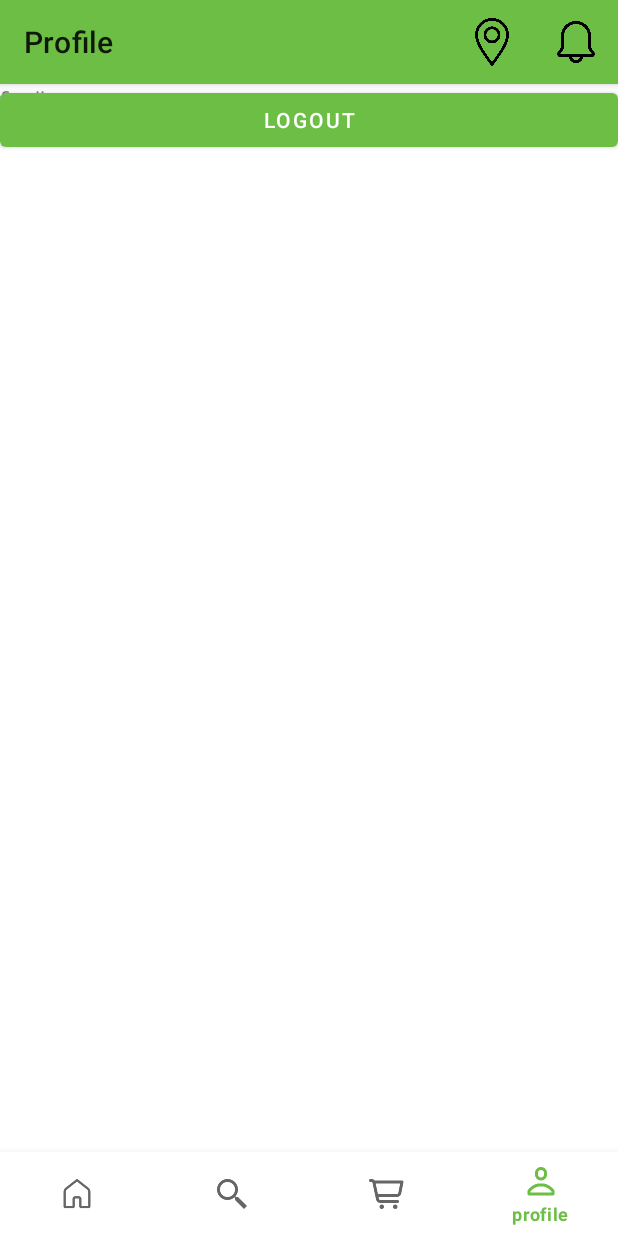
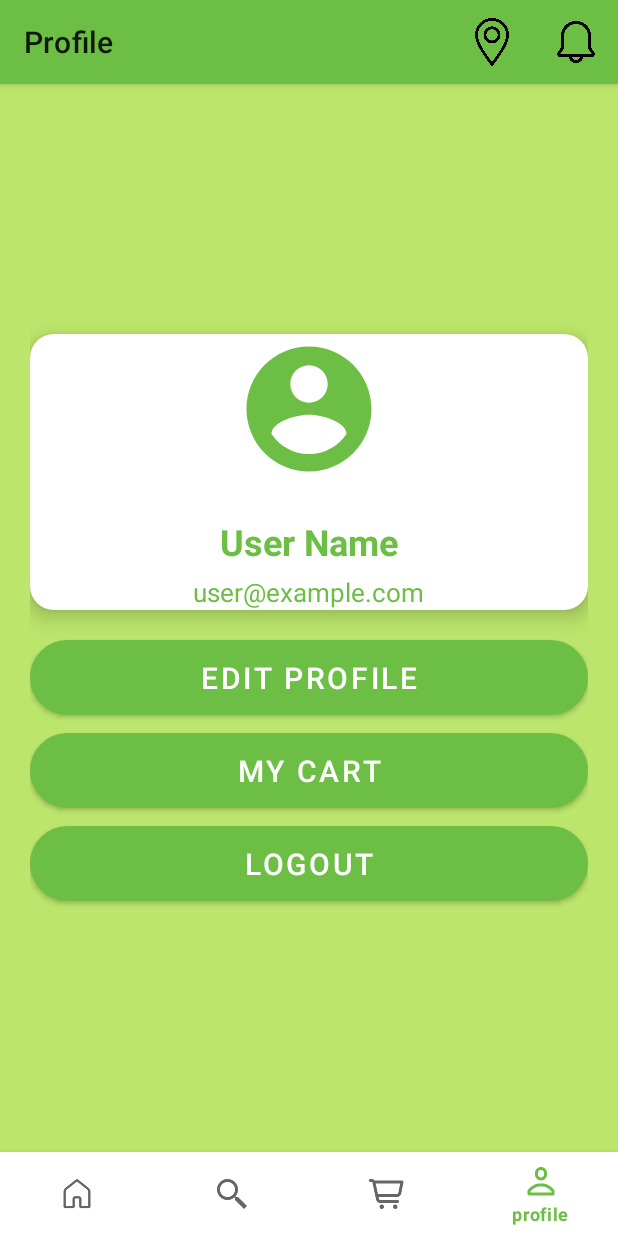
Before and after one commit to Rami-cd/Mobile-Project, an Android app: the Profile screen opened through its navigation route, on a phone screen of 412 x 824 dp. Run offline under Robolectric (Android 15) with nearby library versions, the phone set to English and light mode, and no system bars; our stand-ins replace Room's generated code, Volley, navigation-ui; libraries missing offline, so code that uses them is left out: com.tbuonomo.viewpagerdotsindicator; network calls fail; pictures from the network do not load; 2 statements that could not run were skipped.

Commit message:
profile page

```diff
--- a/app/build.gradle.kts
+++ b/app/build.gradle.kts
@@ -50,6 +50,7 @@ dependencies {
     implementation(libs.navigation.ui)
     implementation(libs.activity)
     implementation(libs.room.runtime)
+    implementation(libs.legacy.support.v4)
     testImplementation(libs.junit)
     androidTestImplementation(libs.ext.junit)
     androidTestImplementation(libs.espresso.core)
--- a/app/src/main/java/com/example/mobileproject/ui/Profile/Profile.java
+++ b/app/src/main/java/com/example/mobileproject/ui/Profile/Profile.java
@@ -1,43 +1,96 @@
 package com.example.mobileproject.ui.Profile;
 
-import static android.content.Context.MODE_PRIVATE;
-
+import android.content.Context;
 import android.content.Intent;
 import android.content.SharedPreferences;
 import android.os.Bundle;
 import androidx.annotation.NonNull;
+import androidx.annotation.Nullable;
 import androidx.fragment.app.Fragment;
 import android.view.LayoutInflater;
 import android.view.View;
 import android.view.ViewGroup;
 import android.widget.Button;
+import android.widget.ImageView;
+import android.widget.TextView;
+import androidx.appcompat.app.AlertDialog;
+import androidx.fragment.app.FragmentTransaction;
 
+import com.bumptech.glide.Glide;
 import com.example.mobileproject.LoginActivity;
-import com.example.mobileproject.MainActivity;
-import com.example.mobileproject.SplashActivity;
+import com.example.mobileproject.R;
 import com.example.mobileproject.databinding.FragmentProfileBinding;
+import com.example.mobileproject.ui.cart.CartFragment;
+import com.example.mobileproject.ui.Profile.EditProfileActivity;
+
 
 public class Profile extends Fragment {
 
-    SharedPreferences credentials_sp;
+    private FragmentProfileBinding binding_to_fragment;
+    private SharedPreferences credentials_sp;
 
-    Button logout_button;
-    private  FragmentProfileBinding binding_to_fragment;
+    ImageView profileImage;
+    TextView profileName, profileEmail;
+    Button editProfileButton, myCartButton, logoutButton;
 
-    public View onCreateView(@NonNull LayoutInflater inflater,
-                             ViewGroup container, Bundle savedInstanceState) {
-
+    @Nullable
+    @Override
+    public View onCreateView(@NonNull LayoutInflater inflater, @Nullable ViewGroup container, @Nullable Bundle savedInstanceState) {
         binding_to_fragment = FragmentProfileBinding.inflate(inflater, container, false);
         View root = binding_to_fragment.getRoot();
 
-        binding_to_fragment.fragmentPofileText.setText("finally");
+        profileImage = binding_to_fragment.profileImage;
+        profileName = binding_to_fragment.profileName;
+        profileEmail = binding_to_fragment.profileEmail;
+        editProfileButton = binding_to_fragment.btnEditProfile;
+        myCartButton = binding_to_fragment.btnMyCart;
+        logoutButton = binding_to_fragment.btnLogout;
 
-        logout_button = binding_to_fragment.logoutButton;
+        // Initialize SharedPreferences
+        credentials_sp = requireActivity().getSharedPreferences("credentials", Context.MODE_PRIVATE);
+        loadUserData();
 
-        logout_button.setOnClickListener(this::logOut);
+        editProfileButton.setOnClickListener(v -> {
+            Intent intent = new Intent(getActivity(), EditProfileActivity.class);
+            startActivity(intent);
+        });
+
+        myCartButton.setOnClickListener(v -> {
+            Fragment cartFragment = new CartFragment();
+            FragmentTransaction transaction = requireActivity().getSupportFragmentManager().beginTransaction();
+            transaction.replace(R.id.container, cartFragment);
+            transaction.addToBackStack(null); // Allows the user to go back
+            transaction.commit();
+        });
+
+
+        logoutButton.setOnClickListener(v -> showLogoutConfirmationDialog());
 
         return root;
     }
+
+    private void loadUserData() {
+        String username = credentials_sp.getString("name", "User Name");
+        String email = credentials_sp.getString("email", "user@example.com");
+        String profilePicUri = credentials_sp.getString("profile_pic_uri", null);
+
+        profileName.setText(username);
+        profileEmail.setText(email);
+
+        // Load profile image if available
+        if (profilePicUri != null) {
+            Glide.with(this).load(profilePicUri).into(profileImage);
+        } else {
+            profileImage.setImageResource(R.drawable.ic_profile);
+        }
+    }
+
+    @Override
+    public void onResume() {
+        super.onResume();
+        loadUserData(); // Refresh data when fragment resumes
+    }
+
 
     @Override
     public void onDestroyView() {
@@ -45,13 +98,22 @@ public class Profile extends Fragment {
         binding_to_fragment = null;
     }
 
-    public void logOut(View view) {
-        credentials_sp = getContext().getSharedPreferences("credentials", MODE_PRIVATE);
+    public void showLogoutConfirmationDialog() {
+        new AlertDialog.Builder(requireContext())
+                .setTitle("Logout")
+                .setMessage("Are you sure you want to log out?")
+                .setPositiveButton("Yes", (dialog, which) -> logoutUser())
+                .setNegativeButton("Cancel", null)
+                .show();
+    }
+
+    public void logoutUser() {
         SharedPreferences.Editor cred_sp_editor = credentials_sp.edit();
-        cred_sp_editor.remove("username");
-        cred_sp_editor.remove("password");
-        cred_sp_editor.remove("token");
+        cred_sp_editor.clear(); // Clear all stored user data
         cred_sp_editor.apply();
-        startActivity(new Intent(getContext(), LoginActivity.class));
+
+        Intent intent = new Intent(requireActivity(), LoginActivity.class);
+        intent.setFlags(Intent.FLAG_ACTIVITY_NEW_TASK | Intent.FLAG_ACTIVITY_CLEAR_TASK);
+        startActivity(intent);
     }
 }
--- /dev/null
+++ b/app/src/main/res/drawable/circle_background.xml
@@ -0,0 +1,5 @@
+<shape xmlns:android="http://schemas.android.com/apk/res/android"
+    android:shape="oval">
+    <solid android:color="@color/white" />
+    <size android:width="120dp" android:height="120dp" />
+</shape>
--- /dev/null
+++ b/app/src/main/res/drawable/ic_profile.xml
@@ -0,0 +1,8 @@
+<vector xmlns:android="http://schemas.android.com/apk/res/android" android:height="24dp"
+    android:tint="#6dbe45" android:viewportHeight="24" android:viewportWidth="24"
+    android:width="24dp">
+
+    <path android:fillColor="@android:color/white"
+        android:pathData="M12,2C6.48,2 2,6.48 2,12s4.48,10 10,10 10,-4.48 10,-10S17.52,2 12,2zM12,5c1.66,0 3,1.34 3,3s-1.34,3 -3,3 -3,-1.34 -3,-3 1.34,-3 3,-3zM12,19.2c-2.5,0 -4.71,-1.28 -6,-3.22 0.03,-1.99 4,-3.08 6,-3.08 1.99,0 5.97,1.09 6,3.08 -1.29,1.94 -3.5,3.22 -6,3.22z"/>
+
+</vector>
--- /dev/null
+++ b/app/src/main/res/drawable/rounded_button.xml
@@ -0,0 +1,7 @@
+<?xml version="1.0" encoding="utf-8"?>
+<shape xmlns:android="http://schemas.android.com/apk/res/android"
+    android:shape="rectangle">
+    <corners android:radius="30dp"/>
+    <solid android:color="?attr/colorPrimary"/>
+    <padding android:left="10dp" android:right="10dp" android:top="5dp" android:bottom="5dp"/>
+</shape>
--- a/app/src/main/res/layout/fragment_profile.xml
+++ b/app/src/main/res/layout/fragment_profile.xml
@@ -3,19 +3,103 @@
     xmlns:tools="http://schemas.android.com/tools"
     android:layout_width="match_parent"
     android:layout_height="match_parent"
+    xmlns:app="http://schemas.android.com/apk/res-auto"
     tools:context=".ui.Profile.Profile">
 
-    <TextView
-        android:id="@+id/fragment_pofile_text"
+
+    <LinearLayout
         android:layout_width="match_parent"
         android:layout_height="match_parent"
-        android:text="Hello profile fragment" />
+        android:orientation="vertical"
+        android:background="@color/screen_background"
+        android:gravity="center"
+        android:padding="20dp">
 
-    <Button
-        android:id="@+id/logout_button"
-        android:layout_width="match_parent"
-        android:layout_height="wrap_content"
-        android:text="@string/logout" />
+
+        <androidx.cardview.widget.CardView
+            android:layout_width="match_parent"
+            android:layout_height="wrap_content"
+            android:layout_marginBottom="20dp"
+            app:cardCornerRadius="16dp"
+            app:cardElevation="8dp"
+            app:cardBackgroundColor="@color/card_stroke"
+            android:padding="20dp">
+
+            <LinearLayout
+                android:layout_width="match_parent"
+                android:layout_height="wrap_content"
+                android:orientation="vertical"
+                android:background="@color/white"
+                android:gravity="center">
+
+
+                <ImageView
+                    android:id="@+id/profile_image"
+                    android:layout_width="100dp"
+                    android:layout_height="100dp"
+                    android:src="@drawable/ic_profile"
+                    android:scaleType="centerCrop"
+                    android:background="@drawable/circle_background"
+                    android:layout_marginBottom="12dp" />
+
+
+                <TextView
+                    android:id="@+id/profile_name"
+                    android:layout_width="wrap_content"
+                    android:layout_height="wrap_content"
+                    android:text="Name Surname"
+                    android:textSize="24sp"
+                    android:textStyle="bold"
+                    android:textColor="@color/colorPrimaryVariant"
+                    android:layout_marginTop="10dp"/>
+
+
+                <TextView
+                    android:id="@+id/profile_email"
+                    android:layout_width="wrap_content"
+                    android:layout_height="wrap_content"
+                    android:text="username@example.com"
+                    android:textSize="17sp"
+                    android:textColor="@color/colorPrimaryVariant"
+                    android:layout_marginTop="5dp"/>
+            </LinearLayout>
+        </androidx.cardview.widget.CardView>
+
+
+        <Button
+            android:id="@+id/btn_edit_profile"
+            android:layout_width="match_parent"
+            android:layout_height="50dp"
+            android:text="Edit Profile"
+            android:textColor="@color/white"
+            android:textSize="20sp"
+            android:backgroundTint="@color/brand_color"
+            android:layout_marginBottom="12dp"
+            android:background="@drawable/rounded_button"/>
+
+        <Button
+            android:id="@+id/btn_my_cart"
+            android:layout_width="match_parent"
+            android:layout_height="50dp"
+            android:text="My Cart"
+            android:textSize="20sp"
+            android:textColor="@color/white"
+            android:backgroundTint="@color/colorPrimaryVariant"
+            android:layout_marginBottom="12dp"
+            android:background="@drawable/rounded_button"/>
+
+
+        <Button
+            android:id="@+id/btn_logout"
+            android:layout_width="match_parent"
+            android:layout_height="50dp"
+            android:textSize="20sp"
+            android:text="Logout"
+            android:textColor="@color/white"
+            android:backgroundTint="@color/teal_700"
+            android:background="@drawable/rounded_button"/>
+    </LinearLayout>
+
 
 
 </FrameLayout>
--- a/app/src/main/res/values/colors.xml
+++ b/app/src/main/res/values/colors.xml
@@ -16,4 +16,5 @@
     <color name="screen_background">#FFBBE56B</color>
     <color name="price_background">#FF7EE51D</color>
     <color name="card_stroke">#22000000</color>
+    <color name="light_gray">#92989D</color>
 </resources>
--- a/gradle/libs.versions.toml
+++ b/gradle/libs.versions.toml
@@ -1,5 +1,5 @@
 [versions]
-agp = "8.7.3"
+agp = "8.8.1"
 cardview = "1.0.0"
 dotsindicator = "4.2"
 glide = "4.12.0"
@@ -22,6 +22,7 @@ roomRuntime = "2.6.1"
 roomCompiler = "2.6.1"
 viewpager2 = "1.1.0"
 volley = "1.2.1"
+legacySupportV4 = "1.0.0"
 
 [libraries]
 cardview = { module = "androidx.cardview:cardview", version.ref = "cardview" }
@@ -47,6 +48,7 @@ room-runtime = { group = "androidx.room", name = "room-runtime", version.ref = "
 room-compiler = { group = "androidx.room", name = "room-compiler", version.ref = "roomCompiler" }
 viewpager2 = { module = "androidx.viewpager2:viewpager2", version.ref = "viewpager2" }
 volley = { module = "com.android.volley:volley", version.ref = "volley" }
+legacy-support-v4 = { group = "androidx.legacy", name = "legacy-support-v4", version.ref = "legacySupportV4" }
 
 [plugins]
 android-application = { id = "com.android.application", version.ref = "agp" }
```
Also changed, not shown: app/src/main/AndroidManifest.xml (+12 -12 lines), app/src/main/java/com/example/mobileproject/ui/Profile/EditProfileActivity.java (added, +59 -0 lines), app/src/main/res/drawable/rounded_input.xml (added, +8 -0 lines), app/src/main/res/layout/activity_edit_profile.xml (added, +34 -0 lines), gradle/wrapper/gradle-wrapper.properties.
